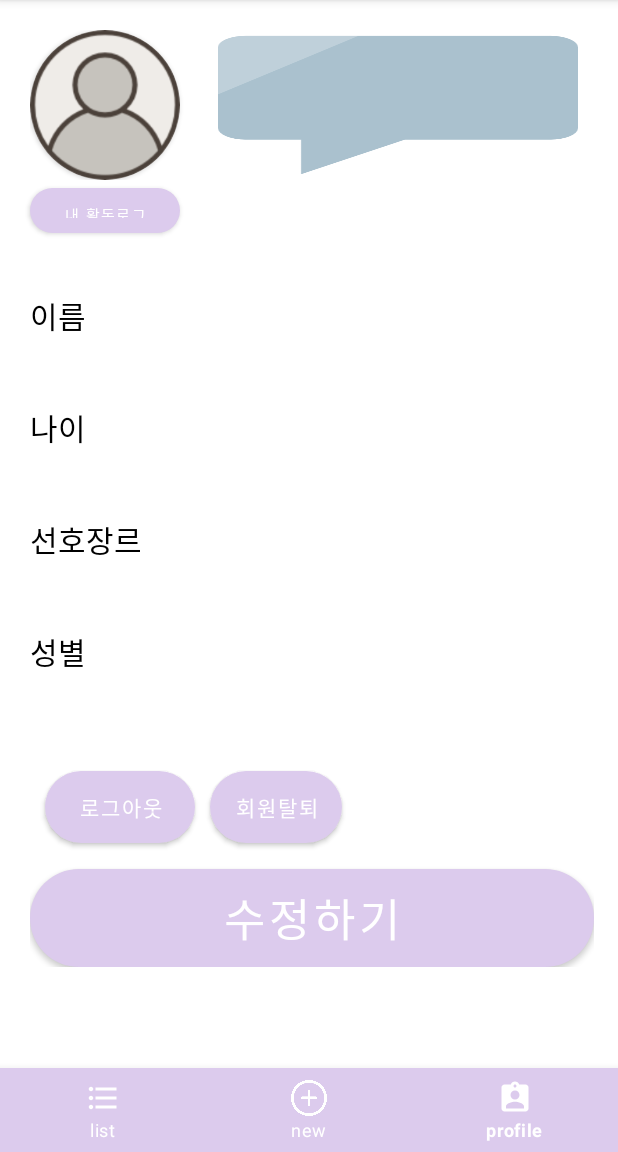
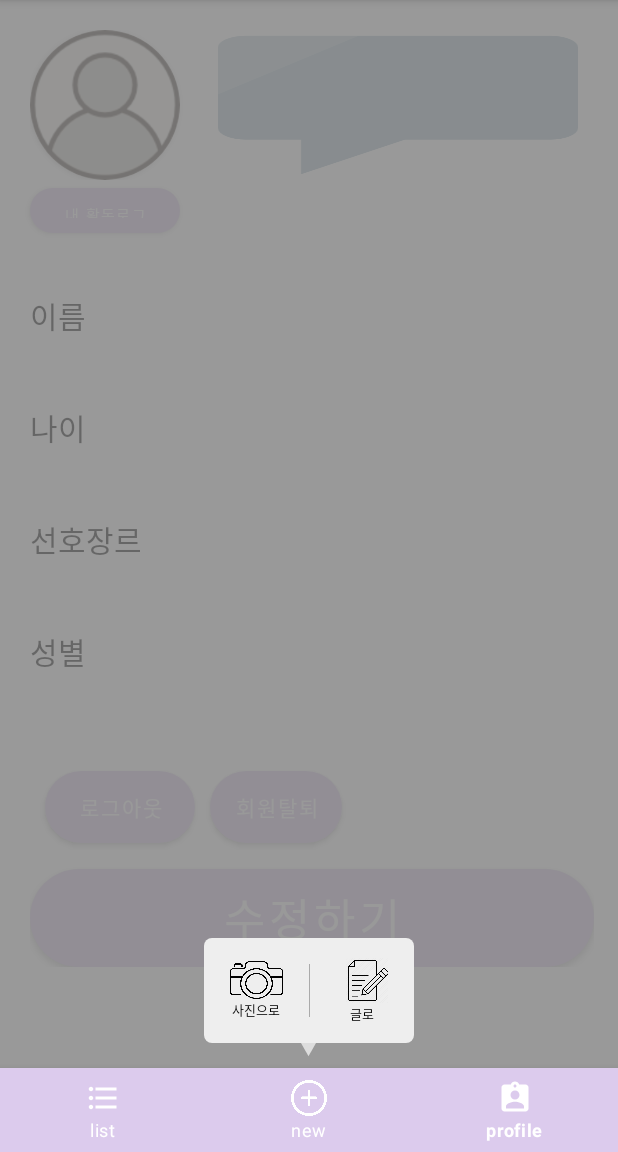
Before and after one commit to a07224/KirokHada, an Android app: the screen it shows after launch once a user with an empty profile is signed in (MainActivity), item 3 of the bottom bar chosen, on a phone screen of 412 x 824 dp, the part 84-1236 px from its top. Run offline under Robolectric (Android 15) with nearby library versions, the phone set to English and light mode, and no system bars; our stand-ins replace CircleImageView, Firebase (no records; nobody signed in at launch, a user with empty details on screens opened directly); pictures from the network do not load.

Commit message:
메인 UI 수정

```diff
--- a/app/src/main/java/com/example/kirokhada/Board/activity/MainActivity.java
+++ b/app/src/main/java/com/example/kirokhada/Board/activity/MainActivity.java
@@ -3,6 +3,8 @@ package com.example.kirokhada.Board.activity;
 import android.content.Intent;
 import android.os.Bundle;
 import android.view.View;
+import android.widget.FrameLayout;
+import android.widget.LinearLayout;
 
 import androidx.annotation.Nullable;
 import androidx.appcompat.app.AppCompatActivity;
@@ -22,8 +24,8 @@ public class MainActivity extends AppCompatActivity {
     private FragmentTransaction ft;
     private ListFragment listFragment;
     private ProfileFragment profileFragment;
-    private FloatingActionButton fabOne;
-    private FloatingActionButton fabTwo;
+    private LinearLayout Main_FPL, Main_FWL, Main_PV;
+    private FrameLayout Main_bg;
 
 
     @Override
@@ -31,17 +33,19 @@ public class MainActivity extends AppCompatActivity {
         super.onCreate(savedInstanceState);
         setContentView(R.layout.activity_main);
 
+        init();
+
         bottomNavigationView = findViewById(R.id.bottom_nav);
         bottomNavigationView.setOnNavigationItemSelectedListener(item -> {
-            switch (item.getItemId()){
-                case R.id.action_list :
+            switch (item.getItemId()) {
+                case R.id.action_list:
                     setFrag(0);
                     break;
-                case R.id.action_profile :
+                case R.id.action_profile:
                     setFrag(1);
                     break;
 
-                case R.id.action_review :
+                case R.id.action_review:
                     fab();
                     break;
             }
@@ -54,12 +58,19 @@ public class MainActivity extends AppCompatActivity {
     }
 
 
+    private void init() {
+        Main_FWL = findViewById(R.id.floating_writing_layout);
+        Main_FPL = findViewById(R.id.floating_photo_layout);
+        Main_PV = findViewById(R.id.main_pop_view);
+        Main_bg = findViewById(R.id.main_bg_frame);
+    }
+
     //fragment 교체가 일어나는 실행문
-    private void setFrag(int n){
+    private void setFrag(int n) {
         fm = getSupportFragmentManager();
         ft = fm.beginTransaction();     //실제적인 fragment 교체
 
-        switch (n){
+        switch (n) {
             case 0:
                 ft.replace(R.id.frame_content, listFragment);
                 ft.commit();        //저장을 의미합니다.
@@ -72,28 +83,19 @@ public class MainActivity extends AppCompatActivity {
     }
 
     private void fab() {
-
+        Main_bg.setVisibility(View.VISIBLE);
+        Main_PV.setVisibility(View.VISIBLE);
+        Main_FPL.setOnClickListener(view -> {
+            Intent photoIntent = new Intent();
+            startActivity(photoIntent);
+        });
+        Main_FWL.setOnClickListener(view -> {
+            Intent writeIntent = new Intent(this, WritePostActivity.class);
+            startActivity(writeIntent);
+        });
+        Main_bg.setOnClickListener(view -> {
+            Main_PV.setVisibility(View.GONE);
+            Main_bg.setVisibility(View.GONE);
+        });
     }
-
-//    public void fabAction() {
-//        fab = view.findViewById(R.id.write_text);
-//        fab.setOnClickListener(new View.OnClickListener() {
-//            @Override
-//            public void onClick(View view) {
-//
-//                Intent intent = new Intent(getActivity(), WritePostActivity.class);
-//
-//                onDestroyView();
-//
-//                getDataList.clear();
-//                bordAdapter.notifyDataSetChanged();
-//                recyclerView.removeAllViewsInLayout();
-//                recyclerView.removeAllViews();
-//                bordAdapter.refresh();
-//                bordAdapter.notifyDataSetChanged();
-//
-//                startActivity(intent);
-//            }
-//        });
-//    }
 }
--- /dev/null
+++ b/app/src/main/res/drawable/custom_pop_view.xml
@@ -0,0 +1,10 @@
+<?xml version="1.0" encoding="utf-8"?>
+<vector xmlns:android="http://schemas.android.com/apk/res/android"
+    android:width="10dp"
+    android:height="10dp"
+    android:viewportWidth="32.0"
+    android:viewportHeight="27.0">
+    <path
+        android:fillColor="#dddddd"
+        android:pathData="M0 0 h32 l-16 24 Z"/>
+</vector>
--- /dev/null
+++ b/app/src/main/res/drawable/main_bg_round.xml
@@ -0,0 +1,10 @@
+<?xml version="1.0" encoding="utf-8"?>
+<shape xmlns:android="http://schemas.android.com/apk/res/android">
+
+    <solid
+        android:color="#eeeeee"/>
+
+    <corners
+        android:radius="5dp"/>
+
+</shape>
--- a/app/src/main/res/layout/activity_main.xml
+++ b/app/src/main/res/layout/activity_main.xml
@@ -17,8 +17,110 @@
         android:layout_height="wrap_content"
         android:layout_alignParentBottom="true"
         android:background="@color/colorPastelPurple"
+        android:elevation="4dp"
         app:itemIconTint="@color/colorWhite"
         app:itemTextColor="@color/colorWhite"
         app:menu="@menu/bottom_nav" />
 
+
+    <FrameLayout
+        android:id="@+id/main_bg_frame"
+        android:layout_width="match_parent"
+        android:layout_height="match_parent"
+        android:background="#CC808080"
+        android:visibility="gone" />
+
+    <LinearLayout
+        android:id="@+id/main_pop_view"
+        android:layout_width="wrap_content"
+        android:layout_height="wrap_content"
+        android:layout_above="@id/bottom_nav"
+        android:layout_centerHorizontal="true"
+        android:layout_marginBottom="1dp"
+        android:gravity="center"
+        android:orientation="vertical"
+        android:padding="5dp"
+        android:visibility="gone">
+
+        <androidx.constraintlayout.widget.ConstraintLayout
+            android:layout_width="140dp"
+            android:layout_height="70dp"
+            android:background="@drawable/main_bg_round">
+
+
+            <LinearLayout
+                android:id="@+id/floating_photo_layout"
+                android:layout_width="wrap_content"
+                android:layout_height="wrap_content"
+                android:gravity="center"
+                android:orientation="vertical"
+                app:layout_constraintBottom_toBottomOf="parent"
+                app:layout_constraintEnd_toStartOf="@+id/center_layout"
+                app:layout_constraintStart_toStartOf="parent"
+                app:layout_constraintTop_toTopOf="parent">
+
+                <ImageView
+                    android:layout_width="35dp"
+                    android:layout_height="25dp"
+                    android:background="@drawable/camera_outline_icon" />
+
+                <TextView
+                    android:layout_width="wrap_content"
+                    android:layout_height="wrap_content"
+                    android:text="사진으로"
+                    android:textColor="@color/black"
+                    android:textSize="4pt" />
+
+            </LinearLayout>
+
+
+            <LinearLayout
+                android:id="@+id/center_layout"
+                android:layout_width="0.5dp"
+                android:layout_height="35dp"
+                android:background="@android:color/darker_gray"
+                android:gravity="center"
+                android:orientation="vertical"
+                app:layout_constraintBottom_toBottomOf="parent"
+                app:layout_constraintEnd_toEndOf="parent"
+                app:layout_constraintStart_toStartOf="parent"
+                app:layout_constraintTop_toTopOf="parent" />
+
+
+            <LinearLayout
+                android:id="@+id/floating_writing_layout"
+                android:layout_width="wrap_content"
+                android:layout_height="wrap_content"
+                android:gravity="center"
+                android:orientation="vertical"
+                app:layout_constraintBottom_toBottomOf="parent"
+                app:layout_constraintEnd_toEndOf="parent"
+                app:layout_constraintStart_toEndOf="@id/center_layout"
+                app:layout_constraintTop_toTopOf="parent">
+
+                <ImageView
+                    android:layout_width="30dp"
+                    android:layout_height="30dp"
+                    android:layout_marginStart="4dp"
+                    android:background="@drawable/write_outline_icon" />
+
+                <TextView
+                    android:layout_width="wrap_content"
+                    android:layout_height="wrap_content"
+                    android:text="글로"
+                    android:textColor="@color/black"
+                    android:textSize="4pt" />
+
+
+            </LinearLayout>
+
+        </androidx.constraintlayout.widget.ConstraintLayout>
+
+        <LinearLayout
+            android:layout_width="wrap_content"
+            android:layout_height="wrap_content"
+            android:background="@drawable/custom_pop_view" />
+
+    </LinearLayout>
+
 </RelativeLayout>
```
Also changed, not shown: app/src/main/res/layout/main_pop_view.xml (added, +89 -0 lines), app/src/main/res/drawable/camera_outline_icon.png (added), app/src/main/res/drawable/write_outline_icon.png (added).
